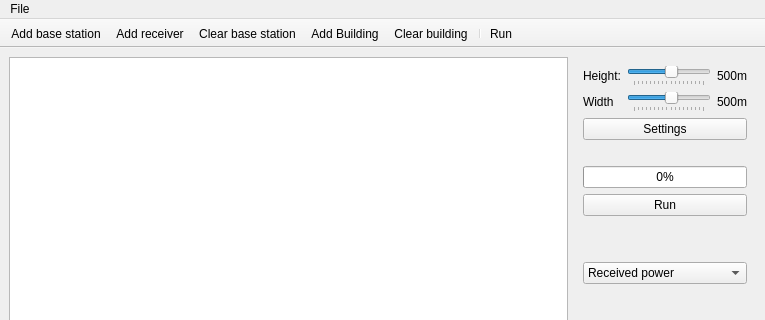
Before: the Qt Designer form mainwindow.ui in tweeks111/ELEC-H-415-Communication-Channels, drawn with Qt 5; both pictures show x 0 to 765 and y 0 to 320 of the 765 by 616 pixel window.
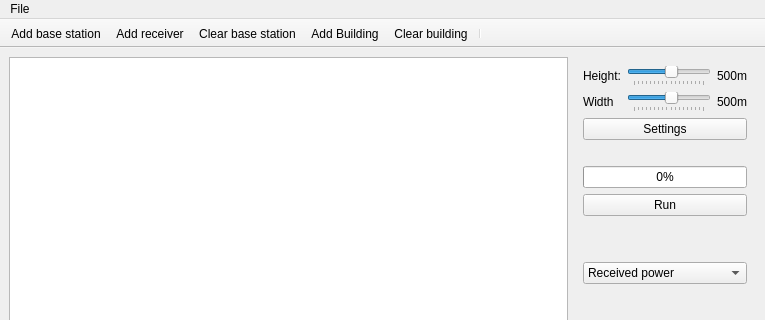
After: the same form once the commit is applied. Icons and pictures are not drawn. Custom widgets are drawn as their Qt base class.

```diff
--- a/mainwindow.ui
+++ b/mainwindow.ui
@@ -246,7 +246,6 @@
    <addaction name="addBuilding"/>
    <addaction name="clearBuilding"/>
    <addaction name="separator"/>
-   <addaction name="actionRun"/>
   </widget>
   <action name="addBS">
    <property name="icon">
```
